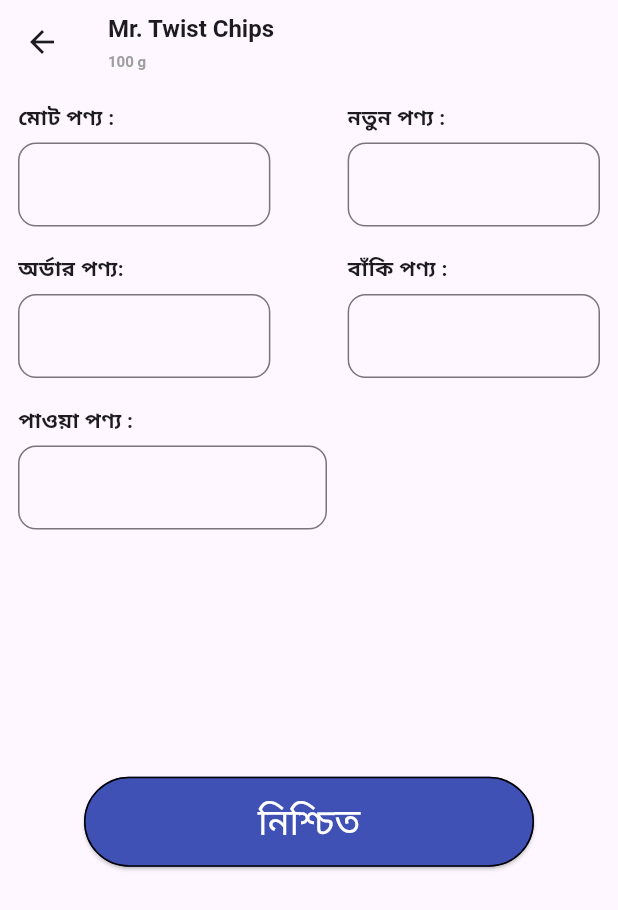
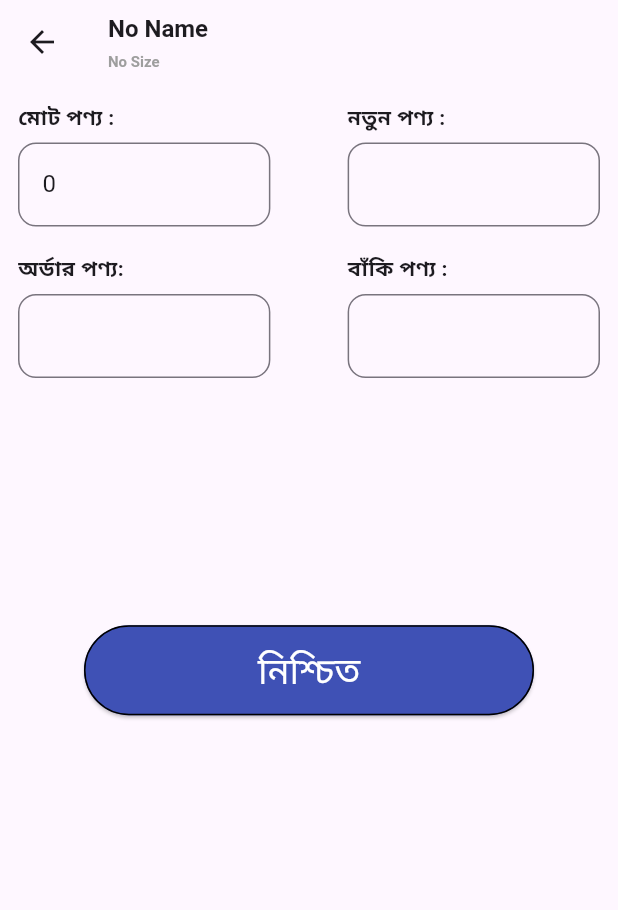
Before and after one commit to MuhammadMehediMNCS/Product-Info-App, a Flutter app: the PurchasedProductScreen screen opened directly, after a tap on "নিশ্চিত", on a phone screen of 412 x 824 dp. Shown: the top 910 px of the screen. Run offline on Flutter 3.47's test engine with Material 3 defaults, Android fonts, the phone set to English and light mode, and no system bars; our stand-ins replace get.

Commit message:
some file edited

```diff
--- a/lib/controller/product_controller.dart
+++ b/lib/controller/product_controller.dart
@@ -1,10 +1,12 @@
 import 'package:get/get.dart';
 import 'package:product_info/model/products.dart';
+import 'package:product_info/model/purchased_product.dart';
 import 'package:product_info/model/sold_product.dart';
 
 class ProductController extends GetxController {
   var productList = <Products>[].obs;
   var soldProductList = <SoldProduct>[].obs;
+  var purchasedProductList = <PurchasedProduct>[].obs;
 
   // Add Products
   void addProduct(Products products) {
@@ -21,4 +23,9 @@
   void addSoldProduct(SoldProduct soldProduct) {
     soldProductList.add(soldProduct);
   }
+
+  // Add Purchased Product
+  void addPurchasedProduct(PurchasedProduct purchasedProduct) {
+    purchasedProductList.add(purchasedProduct);
+  }
 }
--- /dev/null
+++ b/lib/model/purchased_product.dart
@@ -0,0 +1,15 @@
+class PurchasedProduct {
+  String? productName;
+  String? productSize;
+  String? totalProduct;
+  String? newProduct;
+  String? orderProduct;
+
+  PurchasedProduct({
+    this.productName,
+    this.productSize,
+    this.totalProduct,
+    this.newProduct,
+    this.orderProduct
+  });
+}
--- a/lib/model/sold_product.dart
+++ b/lib/model/sold_product.dart
@@ -3,11 +3,13 @@
   String? productSize;
   String? soldAmount;
   String? totalPrice;
+  String? percent;
 
   SoldProduct({
     this.productName,
     this.productSize,
     this.soldAmount,
     this.totalPrice,
+    this.percent,
   });
 }
--- a/lib/page/product_page.dart
+++ b/lib/page/product_page.dart
@@ -1,7 +1,7 @@
 import 'package:flutter/material.dart';
 import 'package:get/get.dart';
 import 'package:product_info/controller/product_controller.dart';
-import 'package:product_info/page/Sale_memo_page.dart';
+import 'package:product_info/page/sale_memo_page.dart';
 import 'package:product_info/screen/add_product_screen.dart';
 import 'package:product_info/screen/edit_product_screen.dart';
 import 'package:product_info/screen/purchased_product_screen.dart';
@@ -94,7 +94,7 @@
                               Expanded(
                                 child: InkWell(
                                   onTap: () {
-                                    Get.to(SaleMemoPage());
+                                    Get.to(const SaleMemoPage());
                                   },
                                   child: Row(
                                     mainAxisAlignment: MainAxisAlignment.end,
@@ -125,7 +125,12 @@
                               Expanded(
                                 child: InkWell(
                                   onTap: () {
-                                    Get.to(const PurchasedProductScreen());
+                                    Get.to(PurchasedProductScreen(
+                                      productName: product.name,
+                                      productSize: product.size,
+                                      totalProduct: product.total,
+                                      index: index,
+                                    ));
                                   },
                                   child: Row(
                                     children: [
--- a/lib/screen/purchased_product_screen.dart
+++ b/lib/screen/purchased_product_screen.dart
@@ -1,9 +1,23 @@
 import 'package:flutter/material.dart';
+import 'package:get/get.dart';
+import 'package:product_info/controller/product_controller.dart';
+import 'package:product_info/model/purchased_product.dart';
 import 'package:product_info/widget/button_widget.dart';
 import 'package:product_info/widget/text_field_widget.dart';
 
 class PurchasedProductScreen extends StatefulWidget {
-  const PurchasedProductScreen({super.key});
+  final String? productName;
+  final String? productSize;
+  final String? totalProduct;
+  final int? index;
+
+  const PurchasedProductScreen({
+    super.key,
+    this.productName,
+    this.productSize,
+    this.totalProduct,
+    this.index
+  });
 
   @override
   State<PurchasedProductScreen> createState() => _PurchasedProductScreenState();
@@ -14,7 +28,62 @@
   TextEditingController newController = TextEditingController();
   TextEditingController orderController = TextEditingController();
   TextEditingController dueController = TextEditingController();
-  TextEditingController productController = TextEditingController();
+
+  final ProductController productController = Get.find<ProductController>();
+
+  @override
+  void initState() {
+    super.initState();
+
+    totalController.text = widget.totalProduct ?? "0";
+    newController.addListener(calculateProductValues);
+    orderController.addListener(calculateProductValues);
+  }
+
+  @override
+  void dispose() {
+    newController.dispose();
+    orderController.dispose();
+    totalController.dispose();
+    dueController.dispose();
+    super.dispose();
+  }
+
+  void calculateProductValues() {
+    int newProduct = int.tryParse(newController.text) ?? 0;
+    int orderProduct = int.tryParse(orderController.text) ?? 0;
+
+    int dueProduct = orderProduct - newProduct;
+
+    setState(() {
+      dueController.text = dueProduct.toString();
+    });
+  }
+
+  void onConfirm() {
+    int totalProduct = int.tryParse(totalController.text) ?? 0;
+    int newProduct = int.tryParse(newController.text) ?? 0;
+
+    int updatedTotal = totalProduct + newProduct;
+
+    var updatedProduct = productController.productList[widget.index!];
+    updatedProduct.total = updatedTotal.toString();
+    productController.updateProduct(widget.index!, updatedProduct);
+
+    PurchasedProduct purchasedProduct = PurchasedProduct(
+      productName: widget.productName,
+      productSize: widget.productSize,
+      totalProduct: totalController.text,
+      newProduct: newController.text,
+      orderProduct: orderController.text,
+    );
+
+    // Add the PurchasedProduct to the controller
+    productController.addPurchasedProduct(purchasedProduct);
+
+    // Go back to the previous screen or show a success message
+    Get.back();
+  }
 
   @override
   Widget build(BuildContext context) {
@@ -24,13 +93,13 @@
           crossAxisAlignment: CrossAxisAlignment.start,
           children: [
             Text(
-              'Mr. Twist Chips',
-              style: TextStyle(fontSize: 16.0, fontWeight: FontWeight.bold),
+              widget.productName ?? "No Name",
+              style: const TextStyle(fontSize: 16.0, fontWeight: FontWeight.bold),
             ),
             const SizedBox(height: 6.0),
             Text(
-              '100 g',
-              style: TextStyle(color: Colors.grey, fontSize: 10.0, fontWeight: FontWeight.bold),
+              widget.productSize ?? "No Size",
+              style: const TextStyle(color: Colors.grey, fontSize: 10.0, fontWeight: FontWeight.bold),
             )
           ],
         )
@@ -45,14 +114,16 @@
                   Expanded(
                     child: TextFieldWidget(
                       title: "মোট পণ্য :",
-                      controller: totalController
+                      controller: totalController,
+                      keyboard: TextInputType.number,
                     )
                   ),
                   SizedBox(width: MediaQuery.of(context).size.width / 8),
                   Expanded(
                     child: TextFieldWidget(
                       title: "নতুন পণ্য :",
-                      controller: newController
+                      controller: newController,
+                      keyboard: TextInputType.number,
                     )
                   )
                 ],
@@ -63,33 +134,25 @@
                   Expanded(
                     child: TextFieldWidget(
                       title: "অর্ডার পণ্য:",
-                      controller: orderController
+                      controller: orderController,
+                      keyboard: TextInputType.number,
                     )
                   ),
                   SizedBox(width: MediaQuery.of(context).size.width / 8),
                   Expanded(
                     child: TextFieldWidget(
                       title: "বাঁকি পণ্য :",
-                      controller: dueController
+                      controller: dueController,
+                      keyboard: TextInputType.number,
+                      enabled: false,
                     )
                   )
                 ],
               ),
-              const SizedBox(height: 18.0),
-              Align(
-                alignment: Alignment.centerLeft,
-                child: SizedBox(
-                  width: MediaQuery.of(context).size.width / 2,
-                  child: TextFieldWidget(
-                    title: 'পাওয়া পণ্য :',
-                    controller: productController
-                  ),
-                ),
-              ),
               SizedBox(height: MediaQuery.of(context).size.height * .2),
               ButtonWidget(
                 title: 'নিশ্চিত',
-                onPressed: () {},
+                onPressed: onConfirm,
               ),
             ],
           ),
```
Also changed, not shown: lib/page/Sale_memo_page.dart (+30 -11 lines), lib/screen/sold_product_screen.dart (+6 -9 lines).
